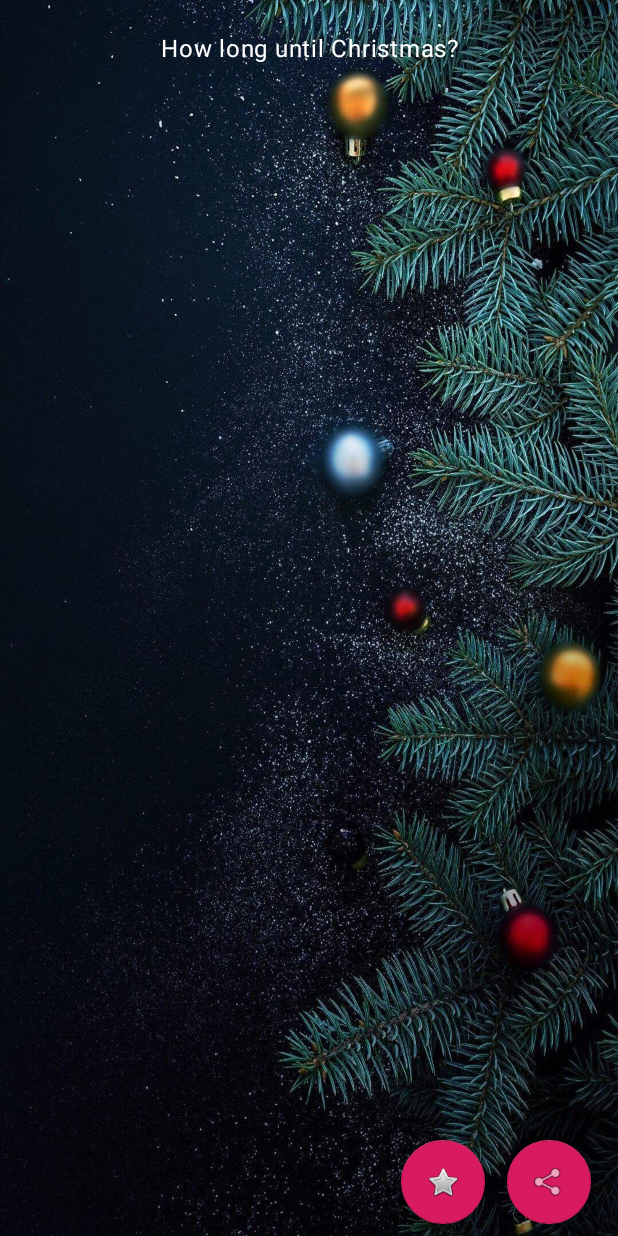
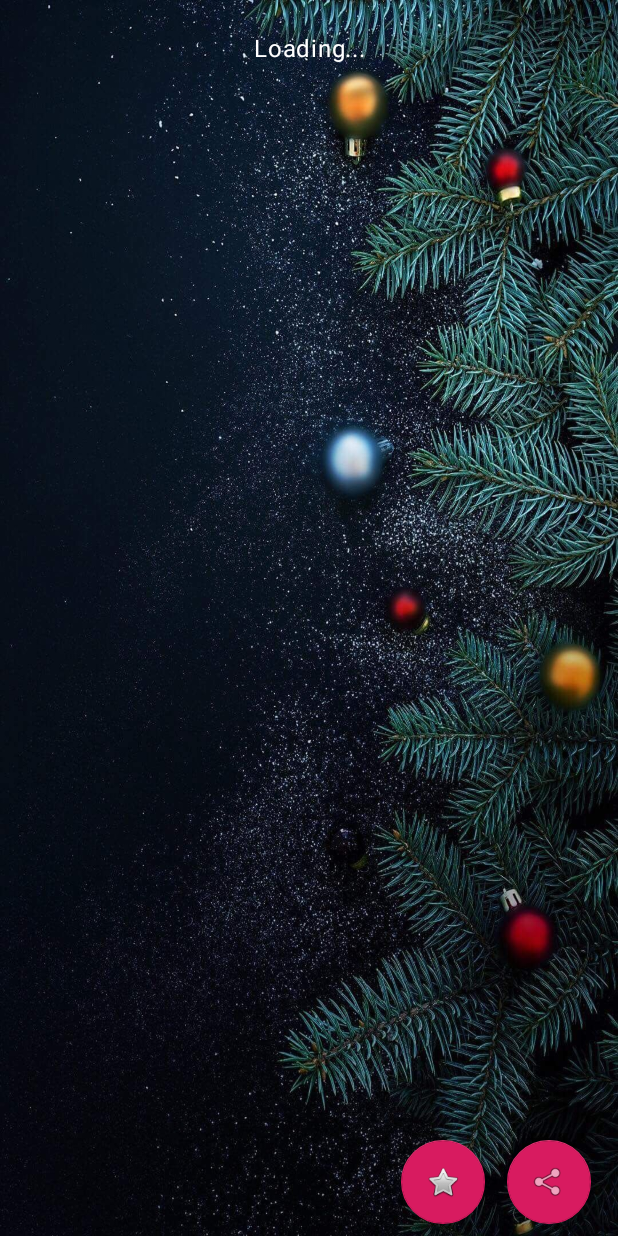
Before and after one commit to facundop/android-how_long_until_christmas, an Android app: the screen it shows after launch (MainActivity), on a phone screen of 412 x 824 dp. Run offline under Robolectric (Android 15) with nearby library versions, the phone set to English and light mode, and no system bars; our stand-ins replace AdMob; 3 statements that could not run were skipped.

Commit message:
Experimenting with backgrounds - first iteration

```diff
--- a/app/build.gradle
+++ b/app/build.gradle
@@ -14,8 +14,8 @@ android {
         applicationId "com.facundoprecentado.howlonguntilchristmas"
         minSdkVersion 22
         targetSdkVersion 28
-        versionCode 10
-        versionName "1.10"
+        versionCode 11
+        versionName "1.11"
         testInstrumentationRunner "android.support.test.runner.AndroidJUnitRunner"
         signingConfig signingConfigs.release
     }
--- a/app/src/main/java/com/facundoprecentado/howlonguntilchristmas/MainActivity.java
+++ b/app/src/main/java/com/facundoprecentado/howlonguntilchristmas/MainActivity.java
@@ -7,6 +7,7 @@ import android.net.Uri;
 import android.os.Build;
 import android.os.Bundle;
 import android.os.CountDownTimer;
+import android.support.constraint.ConstraintLayout;
 import android.support.design.widget.FloatingActionButton;
 import android.support.design.widget.Snackbar;
 import android.support.design.widget.TextInputEditText;
@@ -41,6 +42,8 @@ import java.util.Date;
 import java.util.HashMap;
 import java.util.List;
 import java.util.Map;
+import java.util.Timer;
+import java.util.TimerTask;
 import java.util.concurrent.TimeUnit;
 
 public class MainActivity extends AppCompatActivity implements RewardedVideoAdListener {
@@ -60,6 +63,19 @@ public class MainActivity extends AppCompatActivity implements RewardedVideoAdLi
     private FloatingActionButton shareButton;
     private FloatingActionButton rateButton;
 
+    private ConstraintLayout mainContentConstraintLayout;
+
+    // TODO: Move to a select screen
+    int[] drawablearray=new int[]{R.drawable.background_01,
+            R.drawable.background_02,
+            R.drawable.background_03,
+            R.drawable.background_04,
+            R.drawable.background_05,
+            R.drawable.background_06,
+            R.drawable.background_07};
+    Timer _t;
+    public static int count=0;
+
     @Override
     protected void onCreate(Bundle savedInstanceState) {
         super.onCreate(savedInstanceState);
@@ -76,6 +92,9 @@ public class MainActivity extends AppCompatActivity implements RewardedVideoAdLi
                 calculateTime();
             }
         });
+        calculateTimeButton.setClickable(false);
+        calculateTimeButton.setText(R.string.loading);
+
         shareButton = (FloatingActionButton) findViewById(R.id.shareButton);
         shareButton.setOnClickListener(new View.OnClickListener() {
            @Override
@@ -111,6 +130,23 @@ public class MainActivity extends AppCompatActivity implements RewardedVideoAdLi
         merryChristmasText.setVisibility(View.GONE);
 
         loadRewardedVideoAd();
+
+        mainContentConstraintLayout = (ConstraintLayout) findViewById(R.id.mainContentConstraintLayout);
+
+        _t = new Timer();
+        _t.scheduleAtFixedRate(new TimerTask() {
+                @Override
+                public void run() {
+                    runOnUiThread(new Runnable() {
+                    public void run() {
+                        if (count < drawablearray.length) {
+                            mainContentConstraintLayout.setBackgroundResource(drawablearray[count]);
+                            count = (count + 1) % drawablearray.length;
+                        }
+                    }
+                });
+            }
+        }, 1000, 10000);
     }
 
     private void loadRewardedVideoAd() {
@@ -183,6 +219,11 @@ public class MainActivity extends AppCompatActivity implements RewardedVideoAdLi
         }.start();
     }
 
+    private void changeBackgroundImage() {
+        mainContentConstraintLayout = (ConstraintLayout) findViewById(R.id.mainContentConstraintLayout);
+        mainContentConstraintLayout.setBackgroundResource(R.drawable.background_02);
+    }
+
     // Not replacing with Calendar. Just waiting for devices to move up to API 26 to deprecate this.
     private long getDiffUntilChristmasInMillisForOlderDevices() {
         try {
@@ -221,6 +262,8 @@ public class MainActivity extends AppCompatActivity implements RewardedVideoAdLi
 
     @Override
     public void onRewardedVideoAdLoaded() {
+        calculateTimeButton.setClickable(true);
+        calculateTimeButton.setText(R.string.calculate_time_button);
         Toast.makeText(this, "Resource loaded.", Toast.LENGTH_SHORT).show();
     }
 
--- a/app/src/main/res/layout/content_main.xml
+++ b/app/src/main/res/layout/content_main.xml
@@ -1,10 +1,11 @@
 <?xml version="1.0" encoding="utf-8"?>
 <android.support.constraint.ConstraintLayout xmlns:android="http://schemas.android.com/apk/res/android"
+    android:id="@+id/mainContentConstraintLayout"
     xmlns:app="http://schemas.android.com/apk/res-auto"
     xmlns:tools="http://schemas.android.com/tools"
     android:layout_width="match_parent"
     android:layout_height="match_parent"
-    android:background="@drawable/background"
+    android:background="@drawable/background_01"
     app:layout_behavior="@string/appbar_scrolling_view_behavior"
     tools:context=".MainActivity"
     tools:showIn="@layout/activity_main">
--- a/app/src/main/res/values/strings.xml
+++ b/app/src/main/res/values/strings.xml
@@ -2,7 +2,7 @@
     <string name="app_name">How Long Until Christmas</string>
     <string name="action_settings">Share the news with someone</string>
 
-    <string name="calculate_time_button">How long until Christmas?</string>
+    <string name="calculate_time_button">How Long Until Christmas?</string>
     <string name="day">Day</string>
     <string name="days">Days</string>
     <string name="share_app_msg">Find out how long until Christmas with this App:</string>
@@ -11,4 +11,5 @@
     <string name="minutes">Minutes</string>
     <string name="seconds">Seconds</string>
     <string name="merry_cristmas_msg">Merry Christmas!!!</string>
+    <string name="loading">Loading...</string>
 </resources>
```
Also changed, not shown: app/src/main/res/drawable/background_01.jpg (renamed from app/src/main/res/drawable/background.jpg), app/src/main/res/drawable/background_02.jpg (added), app/src/main/res/drawable/background_03.jpg (added), app/src/main/res/drawable/background_04.jpg (added), app/src/main/res/drawable/background_05.jpg (added), app/src/main/res/drawable/background_06.jpg (added), app/src/main/res/drawable/background_07.jpg (added), 1 other file.
